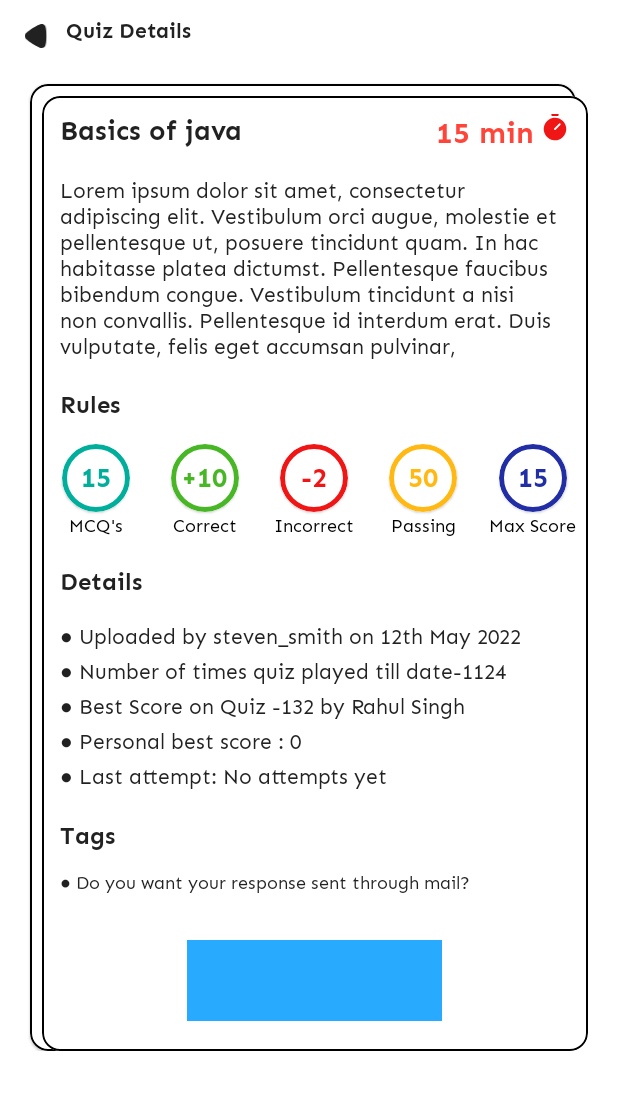
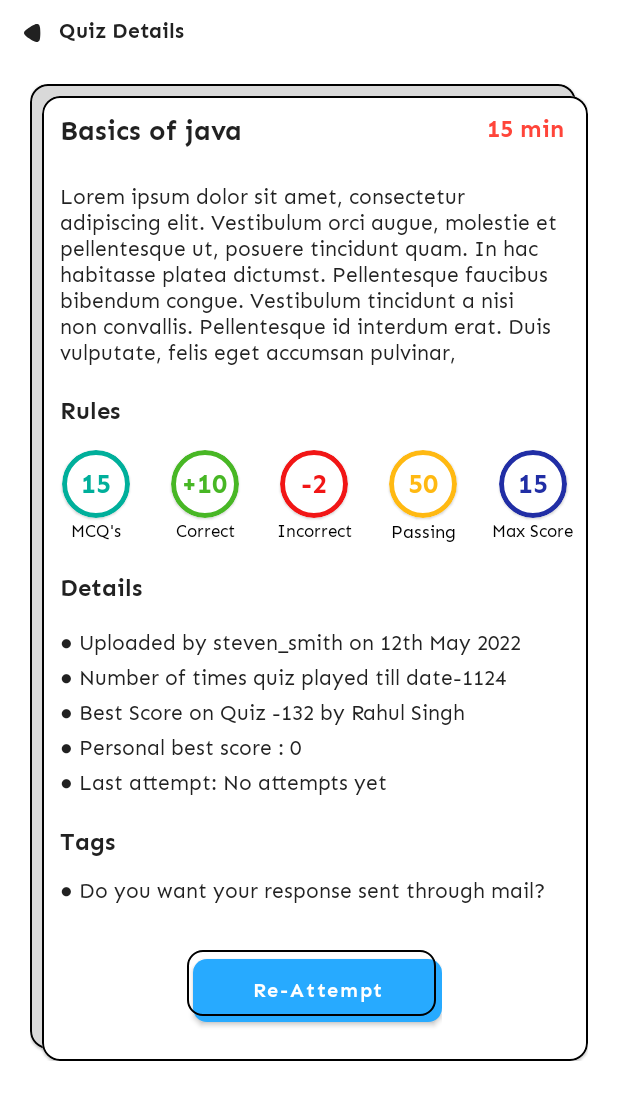
Before and after one commit to manvendra227/Quizzy, an Android app: the QuizDetailActivity screen opened directly, with no data from a screen before it, on a phone screen of 412 x 824 dp. Shown: the top 1100 px of the screen. Run offline under Robolectric (Android 15) with nearby library versions, the phone set to English and light mode, and no system bars.

Commit message:
updated quiz details

```diff
--- a/app/build.gradle
+++ b/app/build.gradle
@@ -61,5 +61,4 @@ dependencies {
     implementation 'org.jetbrains.kotlinx:kotlinx-coroutines-android:1.6.1'
     implementation 'androidx.lifecycle:lifecycle-runtime-ktx:2.5.1'
 
-
 }
--- a/app/src/main/AndroidManifest.xml
+++ b/app/src/main/AndroidManifest.xml
@@ -15,6 +15,9 @@
         android:supportsRtl="true"
         android:theme="@style/Theme.Quizzy"
         tools:targetApi="31">
+        <activity
+            android:name=".Test"
+            android:exported="false" />
         <activity
             android:name=".AddQuizActivity"
             android:exported="false" />
--- a/app/src/main/res/layout/activity_home.xml
+++ b/app/src/main/res/layout/activity_home.xml
@@ -5,7 +5,7 @@
     android:layout_width="match_parent"
     android:layout_height="match_parent"
     android:layout_marginTop="@dimen/dimen_16"
-    tools:context=".Screens.HomeFragment">
+    tools:context=".Screens.HomeActivity">
 
     <ImageView
         android:id="@+id/filter"
@@ -82,7 +82,6 @@
         android:layout_width="match_parent"
         android:layout_height="match_parent"
         android:layout_below="@id/temp_text"
-
         android:layout_marginTop="16dp"
         android:layout_marginEnd="16dp"
         android:orientation="horizontal"
--- a/app/src/main/res/layout/activity_quiz_detail.xml
+++ b/app/src/main/res/layout/activity_quiz_detail.xml
@@ -8,14 +8,15 @@
 
     <ImageView
         android:id="@+id/back_button"
-        android:layout_width="@dimen/dimen_16"
-        android:layout_height="@dimen/dimen_16"
+        android:layout_width="wrap_content"
+        android:layout_height="wrap_content"
         android:layout_marginStart="@dimen/dimen_16"
         android:layout_marginTop="@dimen/dimen_16"
-        app:tint="?android:textColorPrimary"
-        android:src="@drawable/ic_arrow_left" />
+        android:src="@drawable/ic_arrow_left"
+        app:tint="?android:textColorPrimary" />
 
     <TextView
+        android:id="@+id/back_head"
         android:layout_width="wrap_content"
         android:layout_height="wrap_content"
         android:layout_alignBaseline="@+id/back_button"
@@ -30,29 +31,41 @@
     <RelativeLayout
         android:layout_width="match_parent"
         android:layout_height="wrap_content"
-        android:layout_below="@id/back_button">
+        android:layout_below="@id/back_button"
+        android:layout_marginStart="@dimen/dimen_20"
+        android:layout_marginTop="28dp"
+        android:layout_marginEnd="@dimen/dimen_20">
+
+        <ScrollView
+            android:id="@+id/scroll"
+            android:layout_width="match_parent"
+            android:layout_height="match_parent">
+
+            <RelativeLayout
+                android:id="@+id/master"
+                android:layout_width="match_parent"
+                android:layout_height="match_parent">
 
                 <com.google.android.material.card.MaterialCardView
                     android:layout_width="match_parent"
                     android:layout_height="match_parent"
                     android:layout_alignBottom="@+id/card"
-            android:layout_marginStart="@dimen/dimen_20"
-            android:layout_marginTop="@dimen/dimen_24"
-            android:layout_marginEnd="@dimen/dimen_28"
-            app:cardBackgroundColor="?android:windowBackground"
-            app:strokeColor="?android:textColorHighlight"
+                    android:layout_alignParentTop="true"
+                    android:layout_marginEnd="8dp"
+                    android:layout_marginBottom="8dp"
+                    app:cardBackgroundColor="@color/back2"
                     app:cardCornerRadius="@dimen/dimen_12"
+                    app:strokeColor="@color/black"
                     app:strokeWidth="1dp" />
 
                 <com.google.android.material.card.MaterialCardView
                     android:id="@+id/card"
                     android:layout_width="match_parent"
                     android:layout_height="wrap_content"
-            android:layout_marginStart="@dimen/dimen_28"
-            android:layout_marginTop="@dimen/dimen_32"
-            app:strokeColor="?android:textColorHighlight"
-            android:layout_marginEnd="@dimen/dimen_20"
+                    android:layout_marginStart="8dp"
+                    android:layout_marginTop="8dp"
                     app:cardCornerRadius="@dimen/dimen_12"
+                    app:strokeColor="@color/black"
                     app:strokeWidth="1dp">
 
                     <RelativeLayout
@@ -79,7 +92,7 @@
                             android:fontFamily="@font/sen_bold"
                             android:text="15 min"
                             android:textColor="@color/button_red"
-                    android:textSize="@dimen/dimen_20" />
+                            android:textSize="16dp" />
 
                         <ImageView
                             android:id="@+id/clock"
@@ -87,8 +100,7 @@
                             android:layout_height="wrap_content"
                             android:layout_alignTop="@+id/quizName"
                             android:layout_alignParentEnd="true"
-                    android:layout_marginRight="12dp"
-                    android:src="@drawable/clock" />
+                            android:layout_marginRight="12dp" />
 
                         <TextView
                             android:id="@+id/dicreption"
@@ -96,7 +108,7 @@
                             android:layout_height="wrap_content"
                             android:layout_below="@+id/quizName"
                             android:layout_alignStart="@+id/quizName"
-                    android:layout_marginTop="20dp"
+                            android:layout_marginTop="24dp"
                             android:layout_marginEnd="12dp"
                             android:fontFamily="@font/sen_regular"
                             android:text="@string/quiz_discreption"
@@ -155,7 +167,7 @@
                                     android:fontFamily="@font/sen_regular"
                                     android:text="MCQ's"
                                     android:textColor="@color/black"
-                            android:textSize="12sp" />
+                                    android:textSize="11sp" />
                             </LinearLayout>
 
                             <LinearLayout
@@ -189,7 +201,7 @@
                                     android:fontFamily="@font/sen_regular"
                                     android:text="Correct"
                                     android:textColor="@color/black"
-                            android:textSize="12sp" />
+                                    android:textSize="11sp" />
                             </LinearLayout>
 
                             <LinearLayout
@@ -223,7 +235,7 @@
                                     android:fontFamily="@font/sen_regular"
                                     android:text="Incorrect"
                                     android:textColor="@color/black"
-                            android:textSize="12sp" />
+                                    android:textSize="11sp" />
                             </LinearLayout>
 
                             <LinearLayout
@@ -292,7 +304,7 @@
                                     android:fontFamily="@font/sen_regular"
                                     android:text="Max Score"
                                     android:textColor="@color/black"
-                            android:textSize="12sp" />
+                                    android:textSize="11sp" />
                             </LinearLayout>
                         </LinearLayout>
 
@@ -387,8 +399,7 @@
                             android:layout_alignTop="@+id/tags"
                             android:layout_toRightOf="@id/tags"
                             android:orientation="horizontal"
-                    android:visibility="gone"
-                    tools:listitem="@layout/tag" />
+                            android:visibility="gone" />
 
                         <TextView
                             android:id="@+id/response"
@@ -400,7 +411,7 @@
                             android:fontFamily="@font/sen_regular"
                             android:text="@string/response"
                             android:textColor="?android:textColorPrimary"
-                    android:textSize="12sp" />
+                            android:textSize="14sp" />
 
                         <RelativeLayout
                             android:id="@+id/button"
@@ -410,9 +421,40 @@
                             android:layout_centerHorizontal="true"
                             android:layout_marginTop="30dp"
                             android:layout_marginBottom="20dp"
-                    android:background="@color/button_blue" />
+                            android:background="@android:color/transparent">
+
+                            <RelativeLayout
+                                android:id="@+id/button1"
+                                android:layout_width="match_parent"
+                                android:layout_height="wrap_content">
+
+                                <com.google.android.material.button.MaterialButton
+                                    android:id="@+id/button_blue"
+                                    android:layout_width="match_parent"
+                                    android:layout_height="match_parent"
+                                    android:fontFamily="@font/sen_bold"
+                                    android:layout_marginStart="4dp"
+                                    android:text="Re-Attempt"
+                                    android:textAllCaps="false"
+                                    android:textColor="@color/white"
+                                    android:textSize="13sp"
+                                    app:backgroundTint="@color/button_blue"
+                                    app:cornerRadius="9dp" />
+
+                            </RelativeLayout>
+
+                            <RelativeLayout
+                                android:layout_width="match_parent"
+                                android:layout_height="match_parent"
+                                android:layout_marginBottom="10dp"
+                                android:layout_marginEnd="4dp"
+                                android:layout_alignBottom="@+id/button1"
+                                android:background="@drawable/transparent_background" />
+                        </RelativeLayout>
 
                     </RelativeLayout>
                 </com.google.android.material.card.MaterialCardView>
             </RelativeLayout>
+        </ScrollView>
     </RelativeLayout>
+</RelativeLayout>
--- a/app/src/main/res/values-night/themes.xml
+++ b/app/src/main/res/values-night/themes.xml
@@ -17,4 +17,5 @@
         <item name="android:solidColor">@color/black</item>
         <item name="android:panelBackground">@color/black</item>
     </style>
+
 </resources>
```
Lines whose indentation alone changed are shown as unchanged.
